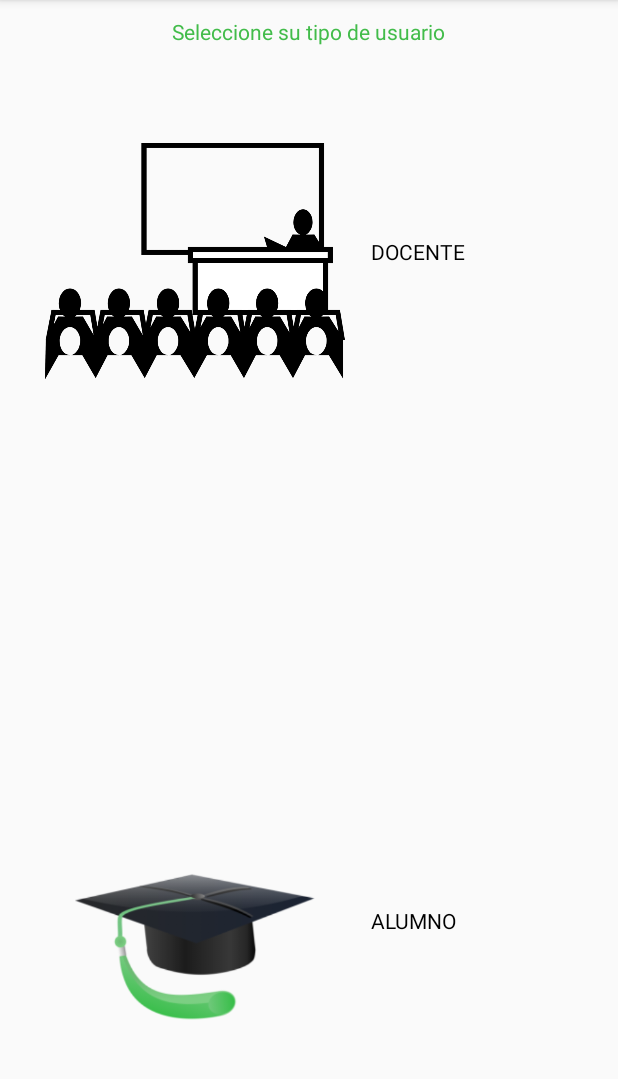
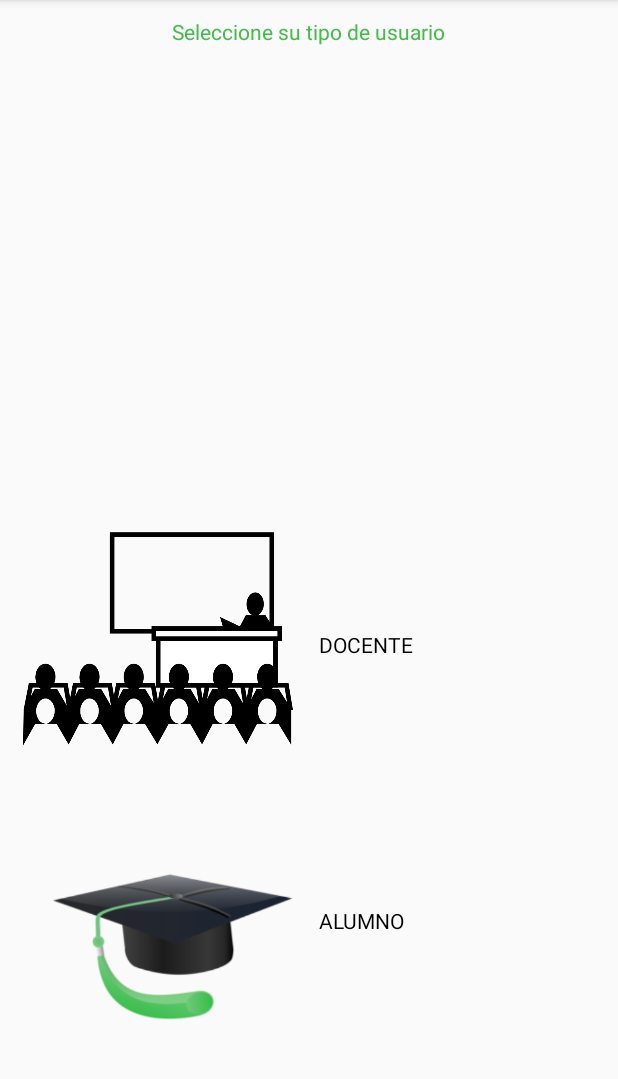
Before and after one commit to ascesocompan/MyApplication, an Android app: the screen it shows after launch (MainActivity), on a phone screen of 412 x 824 dp, the part 84-1163 px from its top. Run offline under Robolectric (Android 15) with nearby library versions, the phone set to English and light mode, and no system bars.

Commit message:
Se añade ventana

```diff
--- a/app/src/main/AndroidManifest.xml
+++ b/app/src/main/AndroidManifest.xml
@@ -9,6 +9,7 @@
         android:roundIcon="@mipmap/ic_launcher_round"
         android:supportsRtl="true"
         android:theme="@style/AppTheme">
+
         <activity android:name=".MainActivity">
             <intent-filter>
                 <action android:name="android.intent.action.MAIN" />
@@ -16,7 +17,9 @@
                 <category android:name="android.intent.category.LAUNCHER" />
             </intent-filter>
         </activity>
-        <activity android:name=".MaestroLogginActivity"></activity>
+        <activity android:name=".MaestroLogginActivity" />
+        <activity android:name=".ActivityRegistroMaestro"></activity>
+
     </application>
 
 </manifest>
--- a/app/src/main/java/com/example/mac1/myapplication/MainActivity.java
+++ b/app/src/main/java/com/example/mac1/myapplication/MainActivity.java
@@ -19,4 +19,5 @@ public class MainActivity extends AppCompatActivity {
         Intent miIntent=new Intent(MainActivity.this,MaestroLogginActivity.class);
         startActivity(miIntent);
     }
+
 }
--- a/app/src/main/res/layout/activity_main.xml
+++ b/app/src/main/res/layout/activity_main.xml
@@ -1,12 +1,11 @@
 <?xml version="1.0" encoding="utf-8"?>
 <RelativeLayout xmlns:android="http://schemas.android.com/apk/res/android"
-    xmlns:app="http://schemas.android.com/apk/res-auto"
+
     xmlns:tools="http://schemas.android.com/tools"
     android:layout_width="match_parent"
     android:layout_height="match_parent"
     android:orientation="vertical"
     tools:context="com.example.mac1.myapplication.MainActivity">
-
 
     <TextView
         android:id="@+id/textView"
@@ -16,23 +15,20 @@
         android:layout_marginBottom="40dp"
         android:layout_marginStart="17dp"
         android:layout_toEndOf="@+id/buttonDocente"
-        android:layout_weight="1"
-        android:text="DOCENTE"
-        android:textColor="@color/NEGRO"/>
+        android:text="@string/docente"
+        android:textColor="@color/NEGRO" />
 
     <ImageView
         android:id="@+id/buttonDocente"
-        android:layout_width="200dp"
-        android:layout_height="160dp"
+        android:layout_width="180dp"
+        android:layout_height="180dp"
+        android:layout_above="@+id/buttonAlumno"
         android:layout_alignParentStart="true"
-        android:layout_below="@+id/textView4"
-        android:layout_gravity="right"
-        android:layout_marginStart="30dp"
-        android:layout_marginTop="63dp"
-        android:layout_weight="1"
-        android:src="@drawable/maestro"
+        android:layout_gravity="start"
+        android:layout_marginBottom="32dp"
+        android:layout_marginStart="15dp"
         android:onClick="onClick"
-       />
+        android:src="@drawable/maestro" android:contentDescription="@string/todo" />
 
     <ImageView
         android:id="@+id/buttonAlumno"
@@ -40,7 +36,7 @@
         android:layout_height="160dp"
         android:layout_alignBottom="@+id/textView3"
         android:layout_alignStart="@+id/buttonDocente"
-        android:src="@drawable/estudiante" />
+        android:src="@drawable/estudiante" android:contentDescription="@string/todo" />
 
     <TextView
         android:id="@+id/textView2"
@@ -49,9 +45,8 @@
         android:layout_alignBottom="@+id/buttonAlumno"
         android:layout_alignStart="@+id/textView"
         android:layout_marginBottom="48dp"
-        android:text="ALUMNO"
-        android:textColor="@color/NEGRO"
-        />
+        android:text="@string/alumno"
+        android:textColor="@color/NEGRO" />
 
     <TextView
         android:id="@+id/textView3"
@@ -61,8 +56,7 @@
         android:layout_alignParentEnd="true"
         android:layout_marginBottom="60dp"
         android:layout_marginEnd="19dp"
-        android:text=""
-        />
+        android:text="" />
 
     <TextView
         android:id="@+id/textView4"
@@ -71,8 +65,7 @@
         android:layout_alignParentTop="true"
         android:layout_centerHorizontal="true"
         android:layout_marginTop="11dp"
-        android:text="Seleccione su tipo de usuario"
-        android:textColor="@color/colorPrimary"
-        />
+        android:text="@string/seleccione_su_tipo_de_usuario"
+        android:textColor="@color/colorPrimary" />
 
 </RelativeLayout>
--- a/app/src/main/res/values/strings.xml
+++ b/app/src/main/res/values/strings.xml
@@ -1,3 +1,21 @@
 <resources>
     <string name="app_name">My Application</string>
+    <string name="introduzca_su_id">Introduzca su ID</string>
+    <string name="usuario">Usuario</string>
+
+    <string name="nombre">Nombre</string>
+    <string name="apellido_paterno">Apellido Paterno</string>
+    <string name="fecha_de_nacimiento">Fecha de nacimiento</string>
+
+    <string name="apellido_materno">Apellido Materno</string>
+    <string name="contrase_a">Contraseña</string>
+
+    <string name="docente">DOCENTE</string>
+    <string name="alumno">ALUMNO</string>
+    <string name="seleccione_su_tipo_de_usuario">Seleccione su tipo de usuario</string>
+
+
+    <string name="ingresar">Ingresar</string>
+    <string name="registrar">Registrar</string>
+    <string name="todo">TODO</string>
 </resources>
```
Also changed, not shown: app/src/main/java/com/example/mac1/myapplication/ActivityRegistroMaestro.java (added, +16 -0 lines), app/src/main/java/com/example/mac1/myapplication/MaestroLogginActivity.java (+7 -0 lines), app/src/main/res/layout/activity_maestro_loggin.xml (+23 -11 lines), app/src/main/res/layout/activity_registro_maestro.xml (added, +92 -0 lines).
